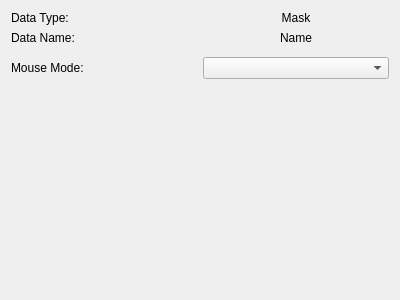
Qt form src/WhiskerToolbox/Media_Widget/MediaMask_Widget/MediaMask_Widget.ui (paulmthompson/WhiskerToolbox) before a commit.
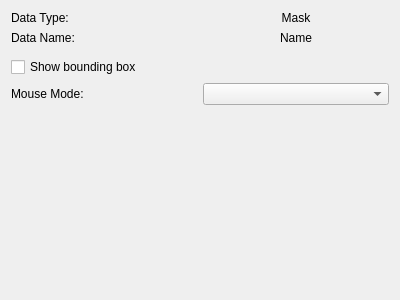
The same form after that commit. Custom widgets are drawn as their Qt base class.

Commit message: add mask bounding mask

The edit to the form file:
```diff
--- a/src/WhiskerToolbox/Media_Widget/MediaMask_Widget/MediaMask_Widget.ui
+++ b/src/WhiskerToolbox/Media_Widget/MediaMask_Widget/MediaMask_Widget.ui
@@ -59,6 +59,19 @@
    <item>
     <widget class="ColorPicker_Widget" name="color_picker" native="true"/>
    </item>
+   <item>
+    <widget class="QCheckBox" name="show_bounding_box_checkbox">
+     <property name="text">
+      <string>Show bounding box</string>
+     </property>
+     <property name="toolTip">
+      <string>Display a rectangular bounding box around the mask</string>
+     </property>
+     <property name="checked">
+      <bool>false</bool>
+     </property>
+    </widget>
+   </item>
    <item>
     <layout class="QHBoxLayout" name="horizontalLayout">
      <item>
```
The commit also changes 7 other files.
